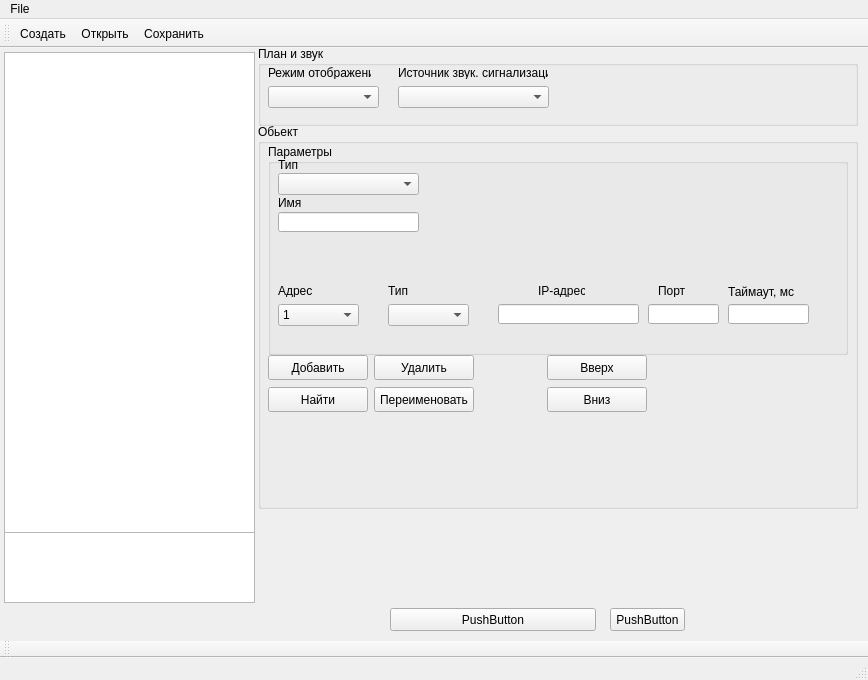
Old version of the form m_cfg/MainWindowCFG.ui in the repository xXRadioHeadXx/start7.
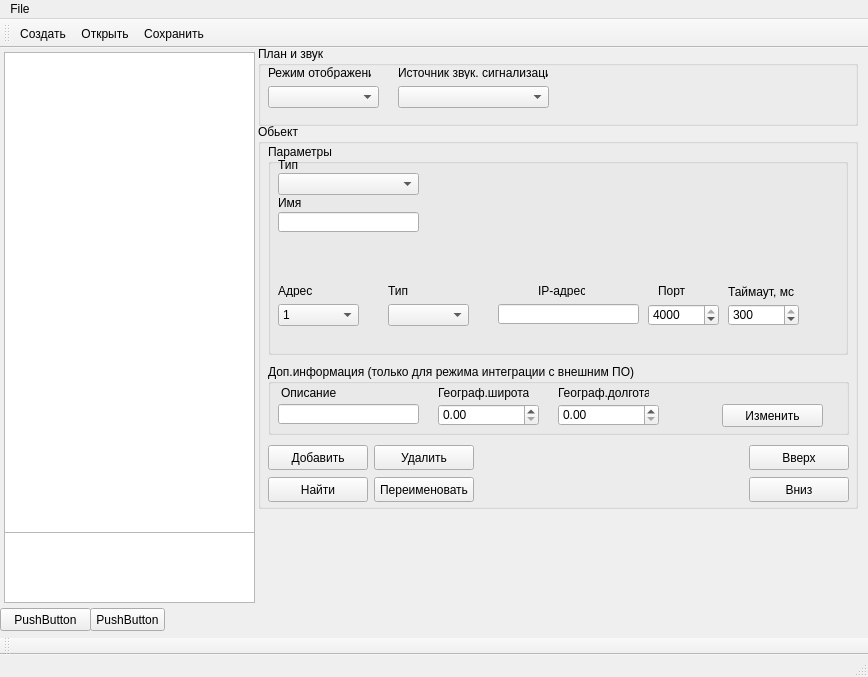
New version of the form. The open tabs and pages were chosen to show the change. Icons and pictures are not drawn.

```diff
--- a/m_cfg/MainWindowCFG.ui
+++ b/m_cfg/MainWindowCFG.ui
@@ -7,7 +7,7 @@
     <x>0</x>
     <y>0</y>
     <width>868</width>
-    <height>680</height>
+    <height>677</height>
    </rect>
   </property>
   <property name="windowTitle">
@@ -1851,16 +1851,6 @@
            <string>Порт</string>
           </property>
          </widget>
-         <widget class="QLineEdit" name="BOD_SOTA_M_timeout_lineedit">
-          <property name="geometry">
-           <rect>
-            <x>80</x>
-            <y>30</y>
-            <width>81</width>
-            <height>20</height>
-           </rect>
-          </property>
-         </widget>
          <widget class="QLabel" name="label_7">
           <property name="geometry">
            <rect>
@@ -1874,14 +1864,42 @@
            <string>Таймаут, мс</string>
           </property>
          </widget>
-         <widget class="QLineEdit" name="BOD_SOTA_MUdpPort_lineedit">
+         <widget class="QDoubleSpinBox" name="BOD_SOTA_MUdpPort_doubleSpinBox">
           <property name="geometry">
            <rect>
             <x>0</x>
             <y>30</y>
             <width>71</width>
-            <height>20</height>
+            <height>22</height>
            </rect>
+          </property>
+          <property name="decimals">
+           <number>0</number>
+          </property>
+          <property name="maximum">
+           <double>4000.000000000000000</double>
+          </property>
+          <property name="value">
+           <double>4000.000000000000000</double>
+          </property>
+         </widget>
+         <widget class="QDoubleSpinBox" name="BOD_SOTA_M_timeout_doubleSpinBox">
+          <property name="geometry">
+           <rect>
+            <x>80</x>
+            <y>30</y>
+            <width>71</width>
+            <height>22</height>
+           </rect>
+          </property>
+          <property name="decimals">
+           <number>0</number>
+          </property>
+          <property name="maximum">
+           <double>300.000000000000000</double>
+          </property>
+          <property name="value">
+           <double>300.000000000000000</double>
           </property>
          </widget>
         </widget>
@@ -1938,8 +1956,8 @@
      <property name="geometry">
       <rect>
        <x>10</x>
-       <y>230</y>
-       <width>379</width>
+       <y>320</y>
+       <width>581</width>
        <height>61</height>
       </rect>
      </property>
@@ -2122,6 +2140,101 @@
       </item>
      </layout>
     </widget>
+    <widget class="QGroupBox" name="groupBox_4">
+     <property name="geometry">
+      <rect>
+       <x>10</x>
+       <y>240</y>
+       <width>581</width>
+       <height>71</height>
+      </rect>
+     </property>
+     <property name="title">
+      <string>Доп.информация (только для режима интеграции с внешним ПО)</string>
+     </property>
+     <widget class="QLineEdit" name="Dop_info_description_lineedit">
+      <property name="geometry">
+       <rect>
+        <x>10</x>
+        <y>40</y>
+        <width>141</width>
+        <height>20</height>
+       </rect>
+      </property>
+     </widget>
+     <widget class="QLabel" name="label_13">
+      <property name="geometry">
+       <rect>
+        <x>13</x>
+        <y>21</y>
+        <width>71</width>
+        <height>16</height>
+       </rect>
+      </property>
+      <property name="text">
+       <string>Описание</string>
+      </property>
+     </widget>
+     <widget class="QDoubleSpinBox" name="coordinate_X_doubleSpinBox">
+      <property name="geometry">
+       <rect>
+        <x>170</x>
+        <y>40</y>
+        <width>101</width>
+        <height>22</height>
+       </rect>
+      </property>
+     </widget>
+     <widget class="QDoubleSpinBox" name="coordinate_Y_doubleSpinBox">
+      <property name="geometry">
+       <rect>
+        <x>290</x>
+        <y>40</y>
+        <width>101</width>
+        <height>22</height>
+       </rect>
+      </property>
+     </widget>
+     <widget class="QLabel" name="label_14">
+      <property name="geometry">
+       <rect>
+        <x>170</x>
+        <y>21</y>
+        <width>91</width>
+        <height>16</height>
+       </rect>
+      </property>
+      <property name="text">
+       <string>Географ.широта</string>
+      </property>
+     </widget>
+     <widget class="QLabel" name="label_15">
+      <property name="geometry">
+       <rect>
+        <x>290</x>
+        <y>21</y>
+        <width>91</width>
+        <height>16</height>
+       </rect>
+      </property>
+      <property name="text">
+       <string>Географ.долгота</string>
+      </property>
+     </widget>
+     <widget class="QPushButton" name="pushButton_5">
+      <property name="geometry">
+       <rect>
+        <x>454</x>
+        <y>40</y>
+        <width>101</width>
+        <height>23</height>
+       </rect>
+      </property>
+      <property name="text">
+       <string>Изменить</string>
+      </property>
+     </widget>
+    </widget>
    </widget>
    <widget class="QTreeView" name="treeView">
     <property name="geometry">
@@ -2146,9 +2259,9 @@
    <widget class="QPushButton" name="pushButton_8">
     <property name="geometry">
      <rect>
-      <x>390</x>
+      <x>0</x>
       <y>560</y>
-      <width>206</width>
+      <width>91</width>
       <height>23</height>
      </rect>
     </property>
@@ -2159,7 +2272,7 @@
    <widget class="QPushButton" name="pushButton_9">
     <property name="geometry">
      <rect>
-      <x>610</x>
+      <x>90</x>
       <y>560</y>
       <width>75</width>
       <height>23</height>
```
Left out of the diff: 15 changed lines with no effect on the pictures.
